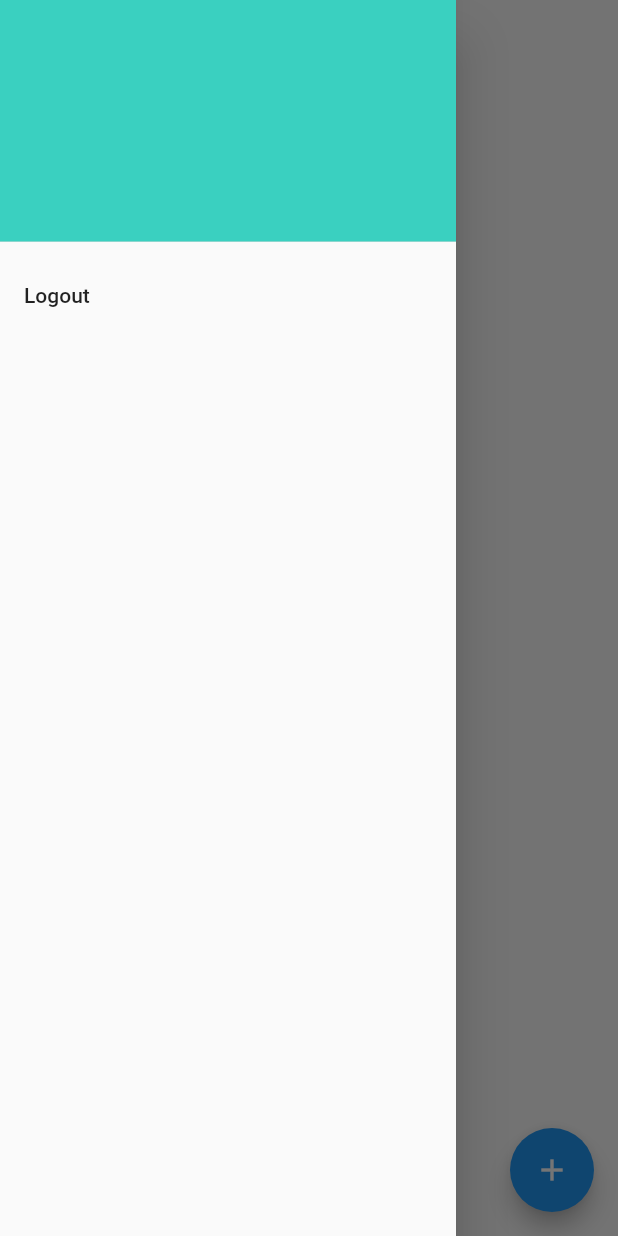
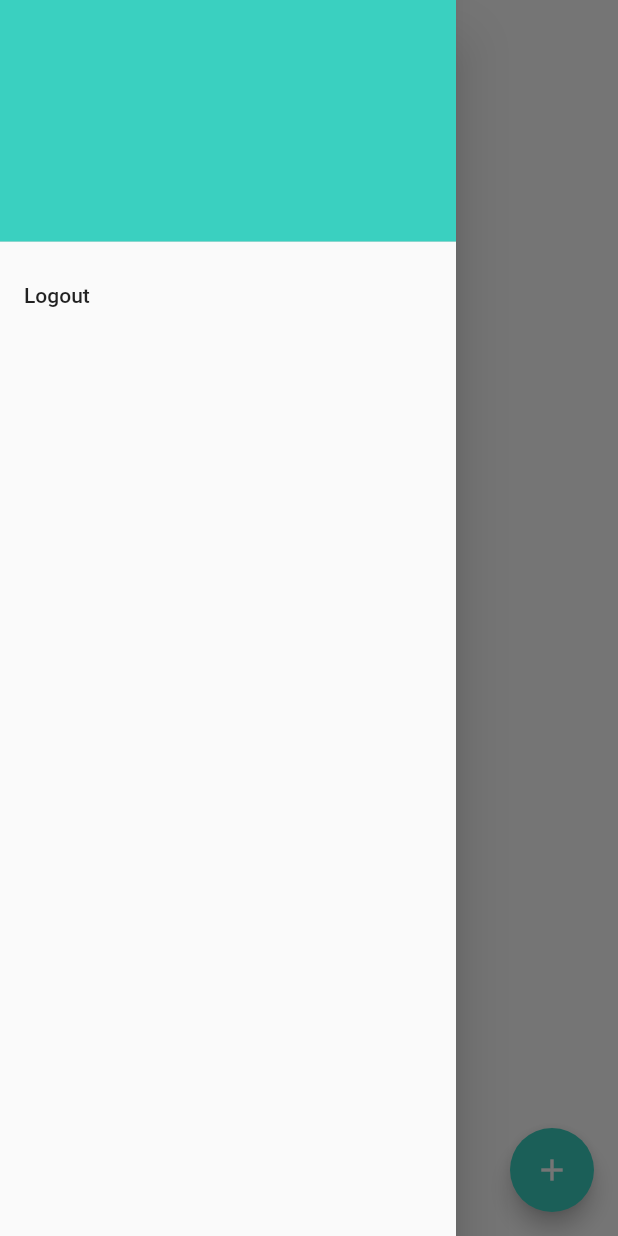
Before and after one commit to DebayanC09/FlutterStateManagement, a Flutter app: the TodoListScreen screen opened by its route, with the side drawer open, on a phone screen of 412 x 824 dp. Run offline on Flutter 3.47's test engine with Material 2 defaults, Android fonts, the phone set to English and light mode, and no system bars; our stand-ins replace date_time_picker, dio, email_validator, flutter_bloc, fluttertoast, shared_preferences; missing offline and left inert: dio_smart_retry; accounts and stored records are empty.

Commit message:
changes in appbar, added theme data

```diff
--- a/todo_app_provider/lib/ui/views/signup/signup_screen.dart
+++ b/todo_app_provider/lib/ui/views/signup/signup_screen.dart
@@ -33,7 +33,7 @@
       create: (_) => _provider,
       child: SafeArea(
         child: Scaffold(
-          appBar: customAppBar(),
+          appBar: CustomAppBar(),
           body: Padding(
             padding:
                 const EdgeInsets.only(left: 16, right: 16, top: 0, bottom: 0),
--- a/todo_app_provider/lib/ui/views/todo/add_edit_todo_screen.dart
+++ b/todo_app_provider/lib/ui/views/todo/add_edit_todo_screen.dart
@@ -60,7 +60,7 @@
       create: (_) => _provider,
       child: SafeArea(
         child: Scaffold(
-          appBar: customAppBar(title: title),
+          appBar: CustomAppBar(titleText: title),
           body: Padding(
               padding: const EdgeInsets.only(
                   left: 16, right: 16, top: 16, bottom: 16),
--- a/todo_app_provider/lib/ui/views/todo/todo_list_screen.dart
+++ b/todo_app_provider/lib/ui/views/todo/todo_list_screen.dart
@@ -35,7 +35,7 @@
   Widget build(BuildContext context) {
     return SafeArea(
       child: Scaffold(
-        appBar: customAppBar(title: "My Todo"),
+        appBar: CustomAppBar(titleText: "My Todo"),
         drawer: const CustomDrawer(),
         floatingActionButton: FloatingActionButton(
             child: const Icon(Icons.add),
--- a/todo_app_provider/lib/widgets/custom_appbar.dart
+++ b/todo_app_provider/lib/widgets/custom_appbar.dart
@@ -2,21 +2,26 @@
 import 'package:flutter/services.dart';
 import '../utils/colors.dart';
 
-AppBar customAppBar({String title = ""}) {
-  return AppBar(
+class CustomAppBar extends AppBar {
+  final String titleText;
+
+  CustomAppBar({super.key, this.titleText = ""})
+      : super(
           elevation: 0,
           systemOverlayStyle: const SystemUiOverlayStyle(
-      statusBarColor: Colors.white,
+            statusBarColor: Color(AppColors.colorWhite),
             statusBarIconBrightness: Brightness.dark,
             statusBarBrightness: Brightness.light,
           ),
-    backgroundColor: const Color(AppColors.colorTransparent),
           title: Text(
-      title,
+            titleText,
             style: const TextStyle(
               color: Color(AppColors.colorBlack),
             ),
           ),
-    iconTheme: const IconThemeData(color: Color(AppColors.colorBlack)),
+          backgroundColor: const Color(AppColors.colorTransparent),
+          iconTheme: const IconThemeData(
+            color: Color(AppColors.colorBlack),
+          ),
         );
 }
--- a/todo_app_provider/lib/widgets/custom_button.dart
+++ b/todo_app_provider/lib/widgets/custom_button.dart
@@ -1,5 +1,4 @@
 import 'package:flutter/material.dart';
-import 'package:todo_app_provider/utils/colors.dart';
 
 class CustomButton extends StatelessWidget {
   final String text;
@@ -18,8 +17,8 @@
       child: ElevatedButton(
         onPressed: onPressed,
         style: ElevatedButton.styleFrom(
-          backgroundColor: const Color(AppColors.colorPrimary),
-        ),
+            //backgroundColor: const Color(AppColors.colorPrimary),
+            ),
         child: Text(text),
       ),
     );
```
Also changed, not shown: todo_app_provider/lib/main.dart (+11 -1 lines), todo_app_provider/pubspec.lock. Lines whose indentation alone changed are shown as unchanged.
